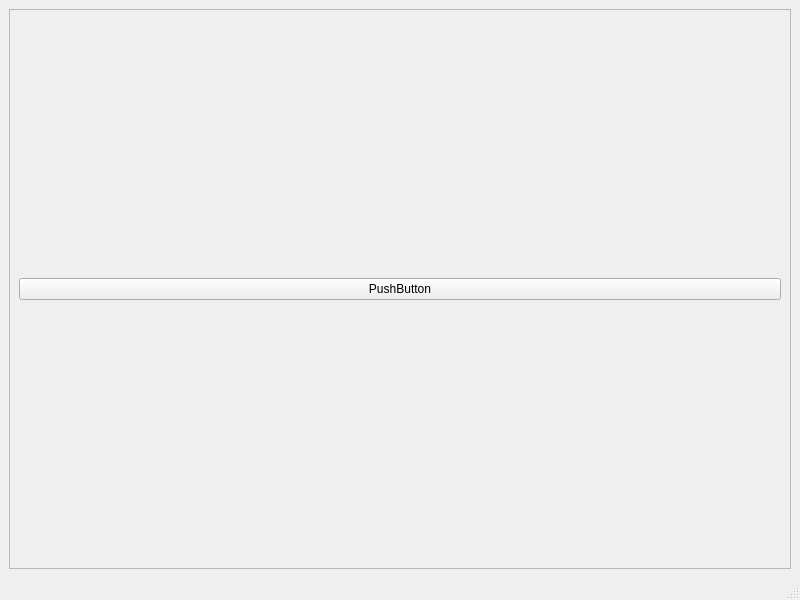
Old version of the form MagicCircle/view.ui in the repository FedeXX5652/PythonCode.
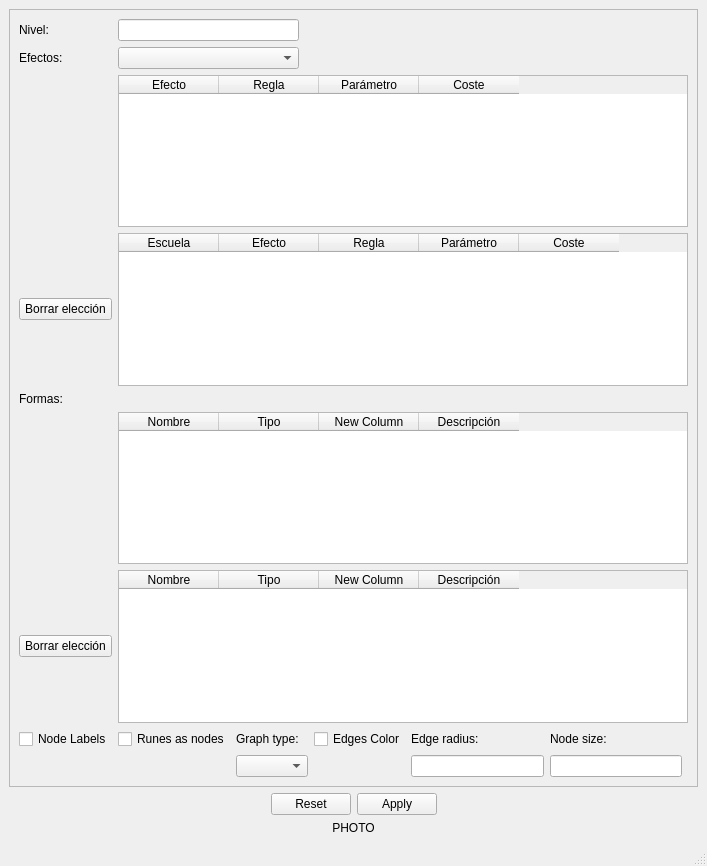
New version of the form.

Commit message: load to table

The edit to the form file:
```diff
--- a/MagicCircle/view.ui
+++ b/MagicCircle/view.ui
@@ -6,14 +6,14 @@
    <rect>
     <x>0</x>
     <y>0</y>
-    <width>800</width>
-    <height>600</height>
+    <width>707</width>
+    <height>866</height>
    </rect>
   </property>
   <property name="minimumSize">
    <size>
-    <width>800</width>
-    <height>600</height>
+    <width>200</width>
+    <height>200</height>
    </size>
   </property>
   <property name="windowTitle">
@@ -21,8 +21,24 @@
   </property>
   <widget class="QWidget" name="centralwidget">
    <layout class="QGridLayout" name="gridLayout">
-    <item row="0" column="1">
+    <item row="2" column="0">
+     <widget class="QLabel" name="photo">
+      <property name="text">
+       <string>PHOTO</string>
+      </property>
+      <property name="alignment">
+       <set>Qt::AlignCenter</set>
+      </property>
+     </widget>
+    </item>
+    <item row="0" column="0">
      <widget class="QScrollArea" name="scrollArea">
+      <property name="sizePolicy">
+       <sizepolicy hsizetype="Expanding" vsizetype="Expanding">
+        <horstretch>0</horstretch>
+        <verstretch>0</verstretch>
+       </sizepolicy>
+      </property>
       <property name="widgetResizable">
        <bool>true</bool>
       </property>
@@ -31,25 +47,221 @@
         <rect>
          <x>0</x>
          <y>0</y>
-         <width>780</width>
-         <height>539</height>
+         <width>687</width>
+         <height>757</height>
         </rect>
        </property>
-       <layout class="QVBoxLayout" name="verticalLayout_2">
-        <item>
-         <widget class="QPushButton" name="testBtn">
+       <layout class="QGridLayout" name="gridLayout_2">
+        <item row="0" column="2" colspan="2">
+         <widget class="QLineEdit" name="lvl_input"/>
+        </item>
+        <item row="3" column="2" colspan="7">
+         <widget class="QTableWidget" name="selected_effects_table">
+          <column>
+           <property name="text">
+            <string>Escuela</string>
+           </property>
+          </column>
+          <column>
+           <property name="text">
+            <string>Efecto</string>
+           </property>
+          </column>
+          <column>
+           <property name="text">
+            <string>Regla</string>
+           </property>
+          </column>
+          <column>
+           <property name="text">
+            <string>Parámetro</string>
+           </property>
+          </column>
+          <column>
+           <property name="text">
+            <string>Coste</string>
+           </property>
+          </column>
+         </widget>
+        </item>
+        <item row="4" column="0" colspan="2">
+         <widget class="QLabel" name="label_3">
           <property name="text">
-           <string>PushButton</string>
+           <string>Formas:</string>
           </property>
-          <property name="checkable">
-           <bool>false</bool>
+         </widget>
+        </item>
+        <item row="1" column="2" colspan="2">
+         <widget class="QComboBox" name="effects_combo_box"/>
+        </item>
+        <item row="2" column="2" colspan="7">
+         <widget class="QTableWidget" name="effects_table">
+          <column>
+           <property name="text">
+            <string>Efecto</string>
+           </property>
+          </column>
+          <column>
+           <property name="text">
+            <string>Regla</string>
+           </property>
+          </column>
+          <column>
+           <property name="text">
+            <string>Parámetro</string>
+           </property>
+          </column>
+          <column>
+           <property name="text">
+            <string>Coste</string>
+           </property>
+          </column>
+         </widget>
+        </item>
+        <item row="5" column="2" colspan="7">
+         <widget class="QTableWidget" name="forms_table">
+          <column>
+           <property name="text">
+            <string>Nombre</string>
+           </property>
+          </column>
+          <column>
+           <property name="text">
+            <string>Tipo</string>
+           </property>
+          </column>
+          <column>
+           <property name="text">
+            <string>New Column</string>
+           </property>
+          </column>
+          <column>
+           <property name="text">
+            <string>Descripción</string>
+           </property>
+          </column>
+         </widget>
+        </item>
+        <item row="8" column="0" colspan="2">
+         <widget class="QCheckBox" name="node_lbls_check_box">
+          <property name="text">
+           <string>Node Labels</string>
           </property>
          </widget>
         </item>
+        <item row="3" column="0" colspan="2">
+         <widget class="QPushButton" name="dlt_selected_effects_btn">
+          <property name="text">
+           <string>Borrar elección</string>
+          </property>
+         </widget>
+        </item>
+        <item row="0" column="0">
+         <widget class="QLabel" name="label">
+          <property name="text">
+           <string>Nivel:</string>
+          </property>
+         </widget>
+        </item>
+        <item row="6" column="0" colspan="2">
+         <widget class="QPushButton" name="dlt_selected_forms_btn">
+          <property name="text">
+           <string>Borrar elección</string>
+          </property>
+         </widget>
+        </item>
+        <item row="6" column="2" colspan="7">
+         <widget class="QTableWidget" name="selected_forms_table">
+          <column>
+           <property name="text">
+            <string>Nombre</string>
+           </property>
+          </column>
+          <column>
+           <property name="text">
+            <string>Tipo</string>
+           </property>
+          </column>
+          <column>
+           <property name="text">
+            <string>New Column</string>
+           </property>
+          </column>
+          <column>
+           <property name="text">
+            <string>Descripción</string>
+           </property>
+          </column>
+         </widget>
+        </item>
+        <item row="1" column="0" colspan="2">
+         <widget class="QLabel" name="label_2">
+          <property name="text">
+           <string>Efectos:</string>
+          </property>
+         </widget>
+        </item>
+        <item row="8" column="6">
+         <widget class="QLabel" name="label_6">
+          <property name="text">
+           <string>Edge radius:</string>
+          </property>
+         </widget>
+        </item>
+        <item row="8" column="5">
+         <widget class="QCheckBox" name="edges_color_check_box">
+          <property name="text">
+           <string>Edges Color</string>
+          </property>
+         </widget>
+        </item>
+        <item row="9" column="6">
+         <widget class="QLineEdit" name="edge_radius_input"/>
+        </item>
+        <item row="8" column="7">
+         <widget class="QLabel" name="label_5">
+          <property name="text">
+           <string>Node size:</string>
+          </property>
+         </widget>
+        </item>
+        <item row="9" column="7">
+         <widget class="QLineEdit" name="node_size_input"/>
+        </item>
+        <item row="8" column="2">
+         <widget class="QCheckBox" name="runes_as_nodes_check_box">
+          <property name="text">
+           <string>Runes as nodes</string>
+          </property>
+         </widget>
+        </item>
+        <item row="8" column="3">
+         <widget class="QLabel" name="label_4">
+          <property name="text">
+           <string>Graph type:</string>
+          </property>
+         </widget>
+        </item>
+        <item row="9" column="3" colspan="2">
+         <widget class="QComboBox" name="graph_type_combo_box"/>
+        </item>
        </layout>
       </widget>
      </widget>
     </item>
+    <item row="1" column="0">
+     <widget class="QDialogButtonBox" name="apply_cancel_btn">
+      <property name="orientation">
+       <enum>Qt::Horizontal</enum>
+      </property>
+      <property name="standardButtons">
+       <set>QDialogButtonBox::Apply|QDialogButtonBox::Reset</set>
+      </property>
+      <property name="centerButtons">
+       <bool>true</bool>
+      </property>
+     </widget>
+    </item>
    </layout>
   </widget>
   <widget class="QMenuBar" name="menubar">
```
Left out of the diff: 2 changed lines with no effect on the pictures. The commit also changes 2 other files.
